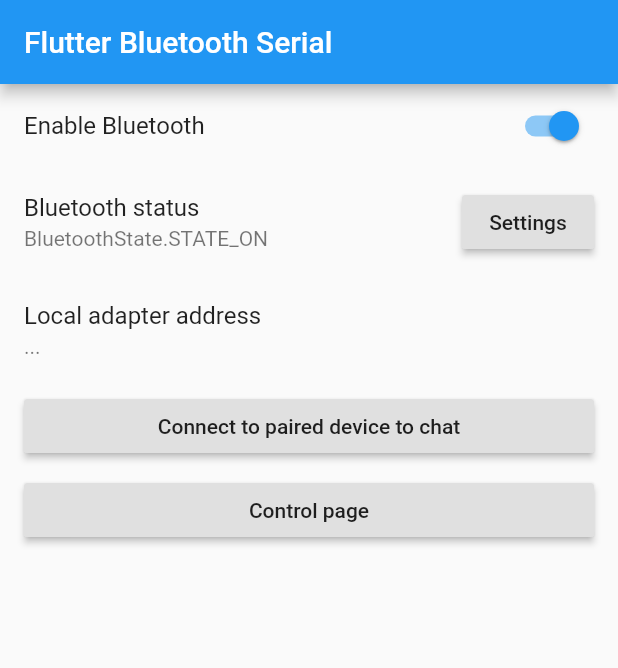
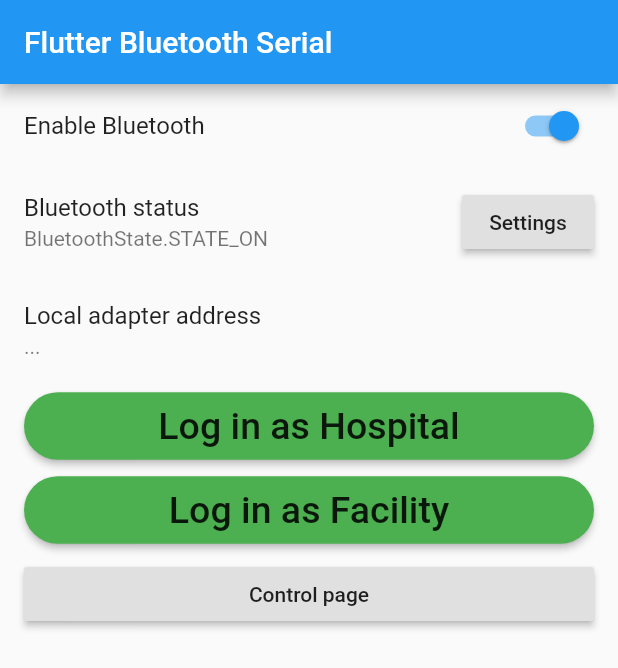
Before and after one commit to RohanGautam/Waste-Management-App, a Flutter app: the screen it shows after launch, on a phone screen of 412 x 824 dp. Shown: the top 668 px of the screen. Run offline on Flutter 3.47's test engine with Material 2 defaults, Android fonts, the phone set to English and light mode, and no system bars; our stand-ins replace flutter_bluetooth_serial, geolocator, google_maps_flutter; statements that could not run were skipped.

Commit message:
new ui, pt2

```diff
--- a/lib/ControlPage.dart
+++ b/lib/ControlPage.dart
@@ -9,9 +9,9 @@ import 'OneTimeLocation.dart';
 class ControlPage extends StatefulWidget {
   final BluetoothDevice server;
   final String deviceAddress;
-  final String persona = "hospital";
+  String persona = "hospital";
 
-  const ControlPage({this.server, this.deviceAddress});
+  ControlPage({this.server, this.deviceAddress, this.persona});
 
   @override
   _ControlPageState createState() => _ControlPageState();
--- a/lib/MainPage.dart
+++ b/lib/MainPage.dart
@@ -79,7 +79,7 @@ class _MainPage extends State<MainPage> {
   Widget build(BuildContext context) {
     return Scaffold(
       appBar: AppBar(
-        title: const Text('Flutter Bluetooth Serial'),
+        title: const Text('Flutter Bluetooth Serial',),
       ),
       body: Container(
         child: ListView(
@@ -116,7 +116,10 @@ class _MainPage extends State<MainPage> {
             ),
             ListTile(
               title: RaisedButton(
-                child: const Text('Connect to paired device to chat'),
+                child: Padding(
+                  padding: const EdgeInsets.all(8.0),
+                  child: const Text('Log in as Hospital', style: TextStyle(fontSize: 25),),
+                ),
                 onPressed: () async {
                   final BluetoothDevice selectedDevice = await Navigator.of(context).push(
                     MaterialPageRoute(builder: (context) { return SelectBondedDevicePage(checkAvailability: false); })
@@ -124,12 +127,41 @@ class _MainPage extends State<MainPage> {
 
                   if (selectedDevice != null) {
                     print('Connect -> selected ' + selectedDevice.address);
-                    _startChat(context, selectedDevice);
+                    _startChat(context, selectedDevice, true);
                   }
                   else {
                     print('Connect -> no device selected');
                   }
                 },
+                shape: RoundedRectangleBorder(
+                borderRadius: new BorderRadius.circular(30.0),
+                ),
+                color: Colors.green,
+              ),
+            ),
+            ListTile(
+              title: RaisedButton(
+                child: Padding(
+                  padding: const EdgeInsets.all(8.0),
+                  child: const Text('Log in as Facility', style: TextStyle(fontSize: 25),),
+                ),
+                onPressed: () async {
+                  final BluetoothDevice selectedDevice = await Navigator.of(context).push(
+                    MaterialPageRoute(builder: (context) { return SelectBondedDevicePage(checkAvailability: false); })
+                  );
+
+                  if (selectedDevice != null) {
+                    print('Connect -> selected ' + selectedDevice.address);
+                    _startChat(context, selectedDevice, false);
+                  }
+                  else {
+                    print('Connect -> no device selected');
+                  }
+                },
+                shape: RoundedRectangleBorder(
+                borderRadius: new BorderRadius.circular(30.0),
+                ),
+                color: Colors.green,
               ),
             ),
             ListTile(
@@ -148,8 +180,9 @@ class _MainPage extends State<MainPage> {
     );
   }
 
-  void _startChat(BuildContext context, BluetoothDevice server) {
-    Navigator.of(context).push(MaterialPageRoute(builder: (context) { return ControlPage(server: server, deviceAddress: _address,); })); // change to chat page for testing terminal commands
+  void _startChat(BuildContext context, BluetoothDevice server, bool isHospital) {
+    String persona = isHospital? "hospital":"facility";
+    Navigator.of(context).push(MaterialPageRoute(builder: (context) { return ControlPage(server: server, deviceAddress: _address, persona: persona,); })); // change to chat page for testing terminal commands
   }
 
 
```
